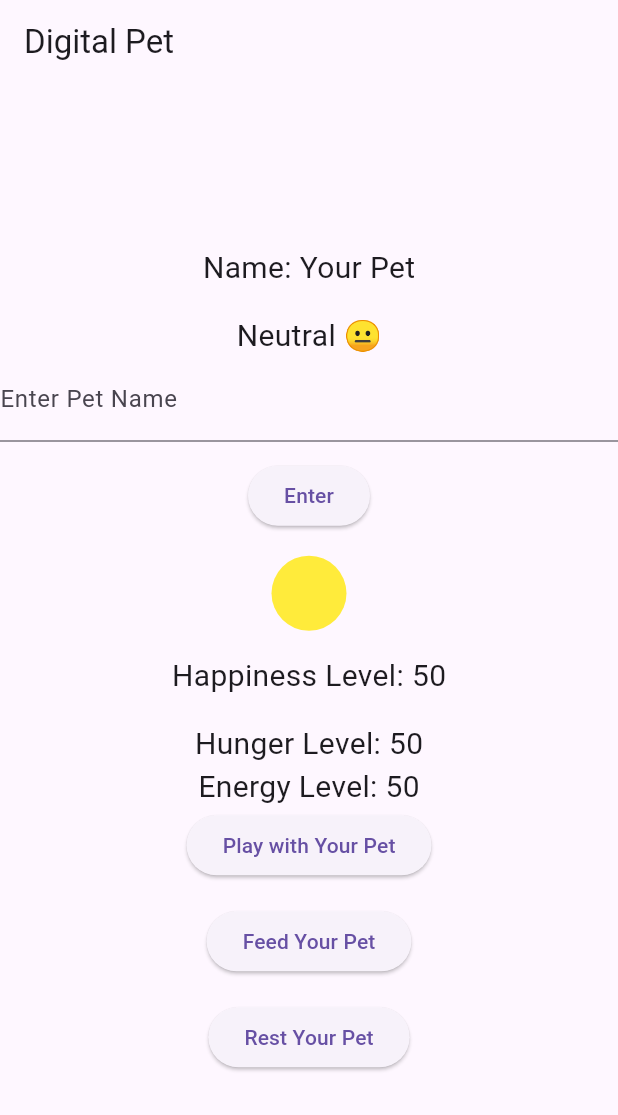
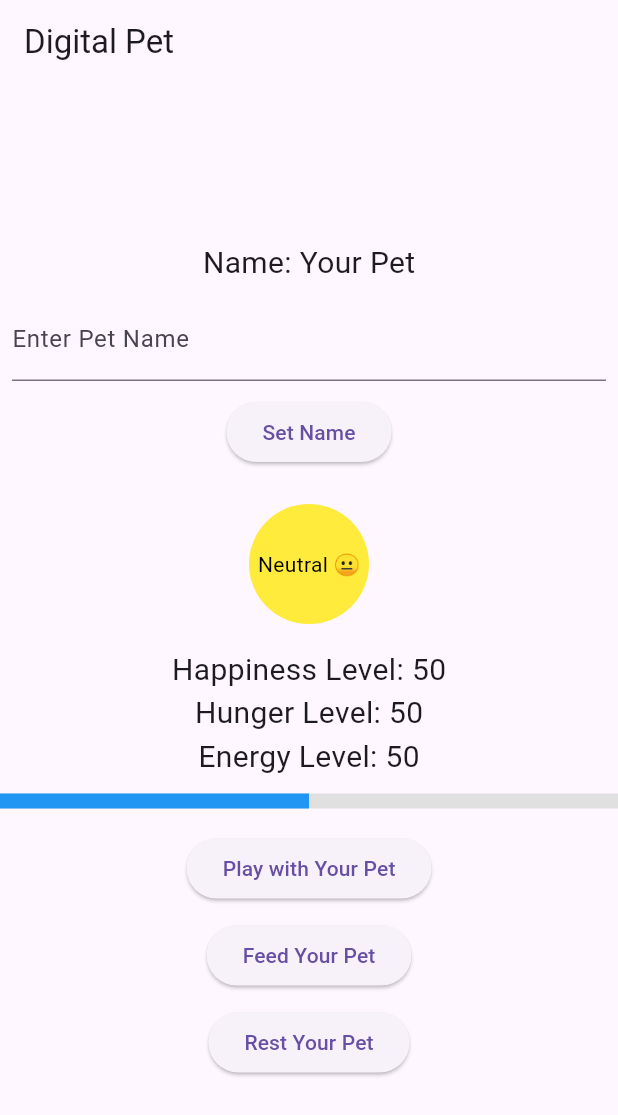
Before and after one commit to Shawnm-MAD/digital_pet_app_statemgmt, a Flutter app: the screen it shows after launch, on a phone screen of 412 x 824 dp. Shown: the top 1115 px of the screen. Run offline on Flutter 3.47's test engine with Material 3 defaults, Android fonts, the phone set to English and light mode, and no system bars.

Commit message:
Implemented  Energy bar widget,activity selection (play, feed, rest), and update pet state

```diff
--- a/lib/main.dart
+++ b/lib/main.dart
@@ -16,109 +16,54 @@ class _DigitalPetAppState extends State<DigitalPetApp> {
   String petName = "Your Pet";
   int happinessLevel = 50;
   int hungerLevel = 50;
-  int energyLevel = 50;  // New property to track energy
+  int energyLevel = 50;
   int _winDuration = 0;
-  Timer? _timer;
-
+  bool nameSet = false;
+  Timer? _hungerTimer, _winTimer;
   TextEditingController nameController = TextEditingController();
-  bool nameSet = false;
-  Timer? hungertimer;
-
-  // Function to increase happiness and update hunger when playing with the pet
-  void _playWithPet() {
-    setState(() {
-      happinessLevel = (happinessLevel + 10).clamp(0, 100);
-      _updateHunger();
-    });
-  }
-
-  // Function to decrease hunger and update happiness when feeding the pet
-  void _feedPet() {
-    setState(() {
-      hungerLevel = (hungerLevel - 10).clamp(0, 100);
-      _updateHappiness();
-    });
-  }
-
-  // Function to increase energy when the pet rests
-  void _restPet() {
-    setState(() {
-      energyLevel = (energyLevel + 20).clamp(0, 100);  // Resting increases energy
-    });
-  }
-
-  // Update happiness based on hunger level
-  void _updateHappiness() {
-    if (hungerLevel < 30) {
-      happinessLevel = (happinessLevel - 20).clamp(0, 100);
-    } else {
-      happinessLevel = (happinessLevel + 10).clamp(0, 100);
-    }
-  }
-
-  // Increase hunger level slightly when playing with the pet
-  void _updateHunger() {
-    hungerLevel = (hungerLevel + 5).clamp(0, 100);
-    if (hungerLevel > 100) {
-      hungerLevel = 100;
-      happinessLevel = (happinessLevel - 20).clamp(0, 100);
-    }
-  }
-
-  void setPetName() {
-    setState(() {
-      petName =
-          nameController.text.isNotEmpty ? nameController.text : "Your pet";
-      nameSet = true;
-    });
-    nameController.clear();
-  }
-
-  Color petcolor() {
-  if (happinessLevel > 70) {
-    return Colors.green; // Happy (Green)
-  } else if (happinessLevel >= 30) {
-    return Colors.yellow; // Neutral (Yellow)
-  } else {
-    return Colors.red; // Unhappy (Red)
-  }
-}
-
-
 
   @override
   void initState() {
     super.initState();
-    hungertimer = Timer.periodic(Duration(seconds: 30), (timer) {
-      inchunger();
+    _startHungerTimer();
+  }
+
+  // Hunger automatically increases every 30 seconds
+  void _startHungerTimer() {
+    _hungerTimer = Timer.periodic(Duration(seconds: 30), (timer) {
+      setState(() {
+        hungerLevel = (hungerLevel + 10).clamp(0, 100);
+        _updateHappiness();
+        _checkGameOver();
+      });
     });
   }
 
-  void inchunger() {
+  // Function to update happiness based on hunger level
+  void _updateHappiness() {
     setState(() {
-      hungerLevel = (hungerLevel + 10).clamp(0, 100);
+      if (hungerLevel >= 80) {
+        happinessLevel = (happinessLevel - 15).clamp(0, 100);
+      } else if (hungerLevel >= 50) {
+        happinessLevel = (happinessLevel - 5).clamp(0, 100);
+      } else {
+        happinessLevel = (happinessLevel + 5).clamp(0, 100);
+      }
+      _checkWinCondition();
     });
   }
 
-  // Start a timer to check if the happiness level stays above 80 for 3 minutes
-  void _startWinTimer() {
-    _winDuration = 0; // Reset win duration on each play
-    _timer = Timer.periodic(Duration(seconds: 1), (timer) {
+  // Function to check win condition
+  void _checkWinCondition() {
     if (happinessLevel > 80) {
-        setState(() {
       _winDuration++;
-        });
     } else {
-        setState(() {
-          _winDuration = 0; // Reset win duration if happiness drops
-        });
+      _winDuration = 0;
     }
-
-      if (_winDuration >= 180) { // 3 minutes = 180 seconds
+    if (_winDuration >= 180) {
       _showWinMessage();
-        _timer?.cancel(); // Stop the timer once win condition is met
+      _winTimer?.cancel();
     }
-    });
   }
 
   // Show win message
@@ -127,8 +72,8 @@ class _DigitalPetAppState extends State<DigitalPetApp> {
       context: context,
       builder: (BuildContext context) {
         return AlertDialog(
-          title: Text("You Win!"),
-          content: Text("Your pet has been happy for 3 minutes! 🎉"),
+          title: Text("You Win! 🎉"),
+          content: Text("Your pet has been happy for 3 minutes!"),
           actions: [
             TextButton(
               child: Text("OK"),
@@ -140,6 +85,88 @@ class _DigitalPetAppState extends State<DigitalPetApp> {
         );
       },
     );
+  }
+
+  // Check for game over condition
+  void _checkGameOver() {
+    if (hungerLevel == 100 && happinessLevel <= 10) {
+      _showGameOverMessage();
+    }
+  }
+
+  // Show game over message
+  void _showGameOverMessage() {
+    showDialog(
+      context: context,
+      builder: (BuildContext context) {
+        return AlertDialog(
+          title: Text("Game Over 💀"),
+          content: Text("Your pet has become too unhappy and hungry."),
+          actions: [
+            TextButton(
+              child: Text("Restart"),
+              onPressed: () {
+                setState(() {
+                  happinessLevel = 50;
+                  hungerLevel = 50;
+                  energyLevel = 50;
+                });
+                Navigator.of(context).pop();
+              },
+            ),
+          ],
+        );
+      },
+    );
+  }
+
+  // Function to play with the pet
+  void _playWithPet() {
+    setState(() {
+      happinessLevel = (happinessLevel + 10).clamp(0, 100);
+      hungerLevel = (hungerLevel + 5).clamp(0, 100);
+      energyLevel = (energyLevel - 10).clamp(0, 100);
+    });
+    _checkGameOver();
+    _checkWinCondition();
+  }
+
+  // Function to feed the pet
+  void _feedPet() {
+    setState(() {
+      hungerLevel = (hungerLevel - 10).clamp(0, 100);
+      happinessLevel = (happinessLevel + 5).clamp(0, 100);
+    });
+  }
+
+  // Function to rest the pet
+  void _restPet() {
+    setState(() {
+      energyLevel = (energyLevel + 20).clamp(0, 100);
+    });
+  }
+
+  // Function to set pet name
+  void setPetName() {
+    setState(() {
+      petName = nameController.text.isNotEmpty ? nameController.text : "Your Pet";
+      nameSet = true;
+    });
+    nameController.clear();
+  }
+
+  // Function to determine pet color based on happiness level
+  Color _getPetColor() {
+    if (happinessLevel > 70) return Colors.green; // Happy
+    if (happinessLevel >= 30) return Colors.yellow; // Neutral
+    return Colors.red; // Unhappy
+  }
+
+  // Function to determine pet mood
+  String _getMoodText() {
+    if (happinessLevel > 70) return "Happy 😊";
+    if (happinessLevel >= 30) return "Neutral 😐";
+    return "Unhappy 😢";
   }
 
   @override
@@ -156,71 +183,48 @@ class _DigitalPetAppState extends State<DigitalPetApp> {
               'Name: $petName',
               style: TextStyle(fontSize: 20.0),
             ),
-            SizedBox(height: 16.0),
-            Text(
-            happinessLevel > 70 ? "Happy 😊" :
-            happinessLevel >= 30 ? "Neutral 😐" : "Unhappy 😞",
-            style: TextStyle(fontSize: 20.0),
-          ),
             if (!nameSet)
               Padding(
-                padding: const EdgeInsets.symmetric(),
+                padding: const EdgeInsets.all(8.0),
                 child: Column(
                   children: [
                     TextField(
                       controller: nameController,
-                      decoration: InputDecoration(
-                        labelText: "Enter Pet Name",
+                      decoration: InputDecoration(labelText: "Enter Pet Name"),
                     ),
-                    ),
-                    SizedBox(height: 12),
-                    ElevatedButton(
-                      onPressed: setPetName,
-                      child: Text('Enter'),
-                    ),
+                    SizedBox(height: 10),
+                    ElevatedButton(onPressed: setPetName, child: Text('Set Name')),
                   ],
                 ),
               ),
-            SizedBox(height: 16),
+            SizedBox(height: 16.0),
             Container(
-              width: 50,
-              height: 50,
+              width: 80,
+              height: 80,
               decoration: BoxDecoration(
-                color: petcolor(),
+                color: _getPetColor(),
                 shape: BoxShape.circle,
               ),
+              alignment: Alignment.center,
+              child: Text(_getMoodText(), style: TextStyle(fontSize: 14.0, color: Colors.black)),
             ),
             SizedBox(height: 16.0),
-            Text(
-              'Happiness Level: $happinessLevel',
-              style: TextStyle(fontSize: 20.0),
+            Text('Happiness Level: $happinessLevel', style: TextStyle(fontSize: 20.0)),
+            Text('Hunger Level: $hungerLevel', style: TextStyle(fontSize: 20.0)),
+            Text('Energy Level: $energyLevel', style: TextStyle(fontSize: 20.0)),
+            SizedBox(height: 10),
+            LinearProgressIndicator(
+              value: energyLevel / 100,
+              backgroundColor: Colors.grey[300],
+              color: Colors.blue,
+              minHeight: 10,
             ),
             SizedBox(height: 16.0),
-            Text(
-              'Hunger Level: $hungerLevel',
-              style: TextStyle(fontSize: 20.0),
-            ),
-            Text(
-              'Energy Level: $energyLevel',
-              style: TextStyle(fontSize: 20.0),
-            ),
-            ElevatedButton(
-              onPressed: () {
-                _playWithPet();
-                _startWinTimer(); // Start win timer when playing
-              },
-              child: Text('Play with Your Pet'),
-            ),
-            SizedBox(height: 16.0),
-            ElevatedButton(
-              onPressed: _feedPet,
-              child: Text('Feed Your Pet'),
-            ),
-            SizedBox(height: 16.0),
-            ElevatedButton(
-              onPressed: _restPet,
-              child: Text('Rest Your Pet'),
-            ),
+            ElevatedButton(onPressed: _playWithPet, child: Text('Play with Your Pet')),
+            SizedBox(height: 10),
+            ElevatedButton(onPressed: _feedPet, child: Text('Feed Your Pet')),
+            SizedBox(height: 10),
+            ElevatedButton(onPressed: _restPet, child: Text('Rest Your Pet')),
           ],
         ),
       ),
```
Lines whose indentation alone changed are shown as unchanged.
